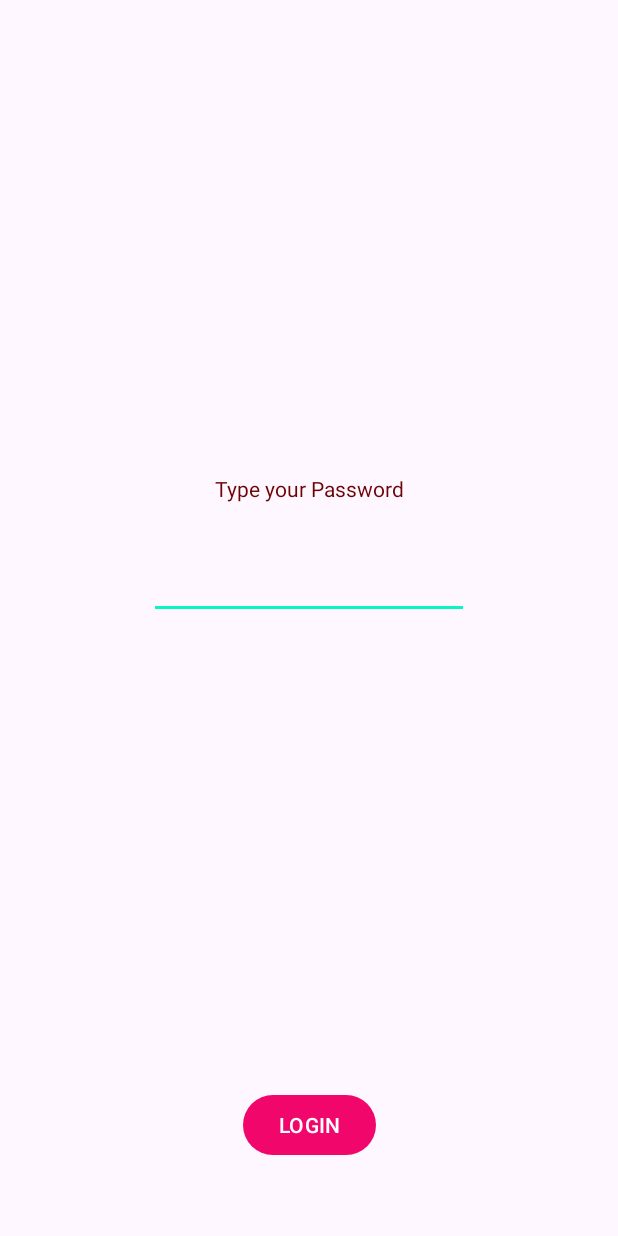
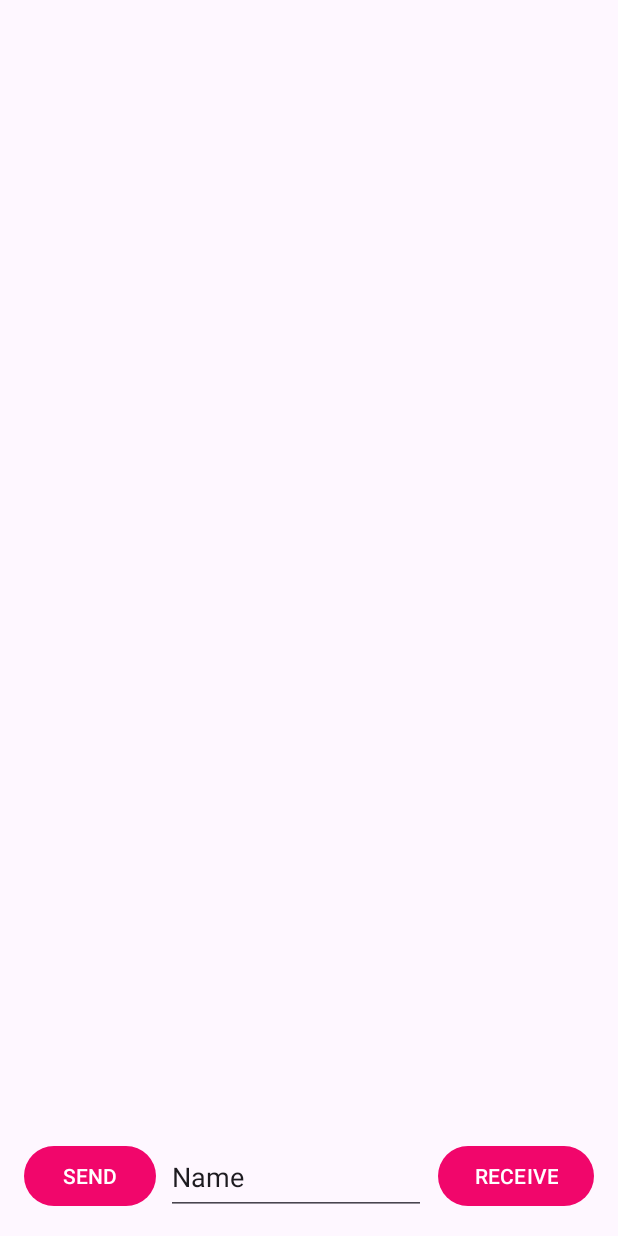
Before and after one commit to tonyxchen/TonyChensAndroidLabs, an Android app: the screen it shows after launch (MainActivity before the commit, ChatRoom after it), on a phone screen of 412 x 824 dp. Run offline under Robolectric (Android 15) with nearby library versions, the phone set to English and light mode, and no system bars.

Commit message:
Week 6 Finished

```diff
--- a/app/build.gradle
+++ b/app/build.gradle
@@ -5,6 +5,10 @@ plugins {
 android {
     namespace 'algonquin.cst2335.chen0872'
     compileSdk 34
+
+    buildFeatures {
+        viewBinding true
+    }
 
     defaultConfig {
         applicationId "algonquin.cst2335.chen0872"
@@ -33,6 +37,7 @@ dependencies {
     implementation 'androidx.appcompat:appcompat:1.6.1'
     implementation 'com.google.android.material:material:1.11.0'
     implementation 'androidx.constraintlayout:constraintlayout:2.1.4'
+    implementation 'androidx.recyclerview:recyclerview:1.3.2'
     //implementation fileTree(dir: 'C:\\Users\\Tony\\AppData\\Local\\Android\\Sdk\\platforms\\android-34', include: ['*.aar', '*.jar'], exclude: [])
     testImplementation 'junit:junit:4.13.2'
     androidTestImplementation 'androidx.test.ext:junit:1.1.5'
--- /dev/null
+++ b/app/src/main/java/algonquin/cst2335/chen0872/ChatRoom.java
@@ -0,0 +1,118 @@
+package algonquin.cst2335.chen0872;
+
+import androidx.annotation.NonNull;
+import androidx.appcompat.app.AppCompatActivity;
+import androidx.lifecycle.ViewModelProvider;
+import androidx.recyclerview.widget.LinearLayoutManager;
+import androidx.recyclerview.widget.RecyclerView;
+
+import android.os.Bundle;
+import android.view.LayoutInflater;
+import android.view.View;
+import android.view.ViewGroup;
+import android.widget.TextView;
+
+import java.text.SimpleDateFormat;
+import java.util.ArrayList;
+import java.util.Date;
+
+import algonquin.cst2335.chen0872.databinding.ActivityChatRoomBinding;
+import algonquin.cst2335.chen0872.databinding.SentMessageBinding;
+
+public class ChatRoom extends AppCompatActivity {
+
+    ActivityChatRoomBinding binding;
+    private RecyclerView.Adapter myAdapter;
+    ArrayList<ChatMessages> messages;
+    ChatRoomViewModel chatModel ;
+
+
+    @Override
+    protected void onCreate(Bundle savedInstanceState) {
+        super.onCreate(savedInstanceState);
+
+        binding = ActivityChatRoomBinding.inflate(getLayoutInflater());
+        setContentView(binding.getRoot());
+
+        chatModel = new ViewModelProvider(this).get(ChatRoomViewModel.class);
+
+        messages =  chatModel.messages.getValue();
+
+        if(messages == null) {
+            chatModel.messages.postValue( messages = new ArrayList<ChatMessages>());
+        }
+
+        binding.recycleView.setLayoutManager(new LinearLayoutManager(this));
+
+        binding.sendButton.setOnClickListener(clk -> {
+            SimpleDateFormat sdf = new SimpleDateFormat("EEEE, dd-MMM-yyyy hh-mm-ss a");
+            String currentDateandTime = sdf.format(new Date());
+            ChatMessages currentMessage = new ChatMessages(binding.textInput.getText().toString(), currentDateandTime, true);
+            messages.add(currentMessage);
+            myAdapter.notifyItemInserted(messages.size()-1);
+            binding.textInput.setText("");
+        });
+
+        binding.receiveButton.setOnClickListener(clk -> {
+            SimpleDateFormat sdf = new SimpleDateFormat("EEEE, dd-MMM-yyyy hh-mm-ss a");
+            String currentDateandTime = sdf.format(new Date());
+            ChatMessages currentMessage = new ChatMessages(binding.textInput.getText().toString(), currentDateandTime, false);
+            messages.add(currentMessage);
+            myAdapter.notifyItemInserted(messages.size()-1);
+            binding.textInput.setText("");
+        });
+
+
+        binding.recycleView.setAdapter(myAdapter= new RecyclerView.Adapter<MyRowHolder>() {
+            @NonNull
+            public MyRowHolder onCreateViewHolder(@NonNull ViewGroup parent, int viewType){
+                if(viewType == 1){
+                    View receive = LayoutInflater.from(parent.getContext()).inflate(R.layout.receive_message, parent, false);
+                    return new MyRowHolder(receive);
+                } else {
+                    View send = LayoutInflater.from(parent.getContext()).inflate(R.layout.sent_message, parent, false);
+                    return new MyRowHolder(send);
+                }
+            }
+
+            public void onBindViewHolder(@NonNull MyRowHolder holder, int position){
+                holder.messageText.setText("");
+                holder.timeText.setText("");
+                String me = messages.get(position).getMessage();
+                String ti = messages.get(position).getTimeSent();
+                holder.messageText.setText(me);
+                holder.timeText.setText(ti);
+
+            }
+
+            @Override
+            public int getItemCount() {
+                return messages.size();
+            }
+
+            @Override
+            public int getItemViewType(int position) {
+                if(messages.get(position).getIsSentButton()){
+                    return 0;
+                }else {
+                    return 1;
+                }
+            }
+        });
+
+    }
+    class MyRowHolder extends RecyclerView.ViewHolder {
+
+        TextView messageText;
+        TextView timeText;
+        public MyRowHolder(@NonNull View itemView) {
+            super(itemView);
+            messageText = itemView.findViewById(R.id.message);
+            timeText = itemView.findViewById(R.id.time);
+        }
+    }
+
+
+
+
+}
--- /dev/null
+++ b/app/src/main/java/algonquin/cst2335/chen0872/ChatRoomViewModel.java
@@ -0,0 +1,10 @@
+package algonquin.cst2335.chen0872;
+
+import androidx.lifecycle.MutableLiveData;
+import androidx.lifecycle.ViewModel;
+
+import java.util.ArrayList;
+
+public class ChatRoomViewModel extends ViewModel {
+    public MutableLiveData<ArrayList<ChatMessages>> messages = new MutableLiveData<>();
+}
--- a/app/src/main/java/algonquin/cst2335/chen0872/MainActivity.java
+++ b/app/src/main/java/algonquin/cst2335/chen0872/MainActivity.java
@@ -2,6 +2,7 @@ package algonquin.cst2335.chen0872;
 
 import androidx.appcompat.app.AppCompatActivity;
 
+import android.content.Intent;
 import android.os.Bundle;
 import android.widget.Button;
 import android.widget.EditText;
@@ -38,6 +39,9 @@ public class MainActivity extends AppCompatActivity {
             String password = et.getText().toString();
             if(checkPasswordComplexity(password)){
                 tv.setText("Your password meets the requirements");
+                Intent nextPage = new Intent(MainActivity.this, ChatRoom.class);
+                startActivity(nextPage);
+
             } else {
                 tv.setText("YOU SHALL NOT PASS!");
             }
--- /dev/null
+++ b/app/src/main/res/layout/activity_chat_room.xml
@@ -0,0 +1,55 @@
+<?xml version="1.0" encoding="utf-8"?>
+<androidx.constraintlayout.widget.ConstraintLayout xmlns:android="http://schemas.android.com/apk/res/android"
+    xmlns:app="http://schemas.android.com/apk/res-auto"
+    xmlns:tools="http://schemas.android.com/tools"
+    android:layout_width="match_parent"
+    android:layout_height="match_parent"
+    tools:context=".ChatRoom">
+
+    <androidx.recyclerview.widget.RecyclerView
+        android:id="@+id/recycleView"
+        android:layout_width="0dp"
+        android:layout_height="0dp"
+        app:layout_constraintBottom_toBottomOf="parent"
+        app:layout_constraintEnd_toEndOf="parent"
+        app:layout_constraintStart_toStartOf="parent"
+        app:layout_constraintTop_toTopOf="parent"/>
+
+    <Button
+        android:id="@+id/sendButton"
+        android:layout_width="wrap_content"
+        android:layout_height="wrap_content"
+        android:layout_marginStart="16dp"
+        android:layout_marginBottom="16dp"
+        android:text="SEND"
+        app:layout_constraintBottom_toBottomOf="parent"
+        app:layout_constraintStart_toStartOf="parent" />
+
+    <EditText
+        android:id="@+id/textInput"
+        android:layout_width="173dp"
+        android:layout_height="50dp"
+        android:layout_marginStart="8dp"
+        android:layout_marginEnd="8dp"
+        android:ems="10"
+        android:inputType="text"
+        android:text="Name"
+        app:layout_constraintBottom_toBottomOf="@+id/receiveButton"
+        app:layout_constraintEnd_toStartOf="@+id/receiveButton"
+        app:layout_constraintHorizontal_bias="1.0"
+        app:layout_constraintStart_toEndOf="@+id/sendButton"
+        app:layout_constraintTop_toTopOf="@+id/sendButton"
+        app:layout_constraintVertical_bias="0.0" />
+
+    <Button
+        android:id="@+id/receiveButton"
+        android:layout_width="wrap_content"
+        android:layout_height="wrap_content"
+        android:layout_marginEnd="16dp"
+        android:text="RECEIVE"
+        app:layout_constraintBottom_toBottomOf="@+id/sendButton"
+        app:layout_constraintEnd_toEndOf="parent"
+        app:layout_constraintTop_toTopOf="@+id/sendButton" />
+
+
+</androidx.constraintlayout.widget.ConstraintLayout>
```
Also changed, not shown: app/src/main/AndroidManifest.xml (+7 -0 lines), app/src/main/java/algonquin/cst2335/chen0872/ChatMessages.java (added, +29 -0 lines), app/src/main/res/layout/receive_message.xml (added, +32 -0 lines), app/src/main/res/layout/sent_message.xml (added, +32 -0 lines), app/src/main/res/drawable/receive_image.jpg (added), app/src/main/res/drawable/send_image.png (added).
